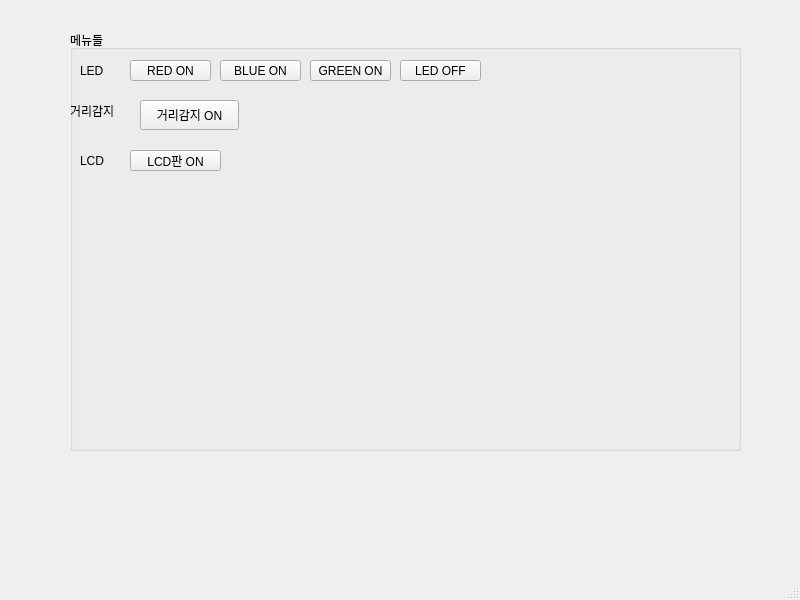
Old version of the form day06/main.ui in the repository Hwangji99/basic-hardware-2024.
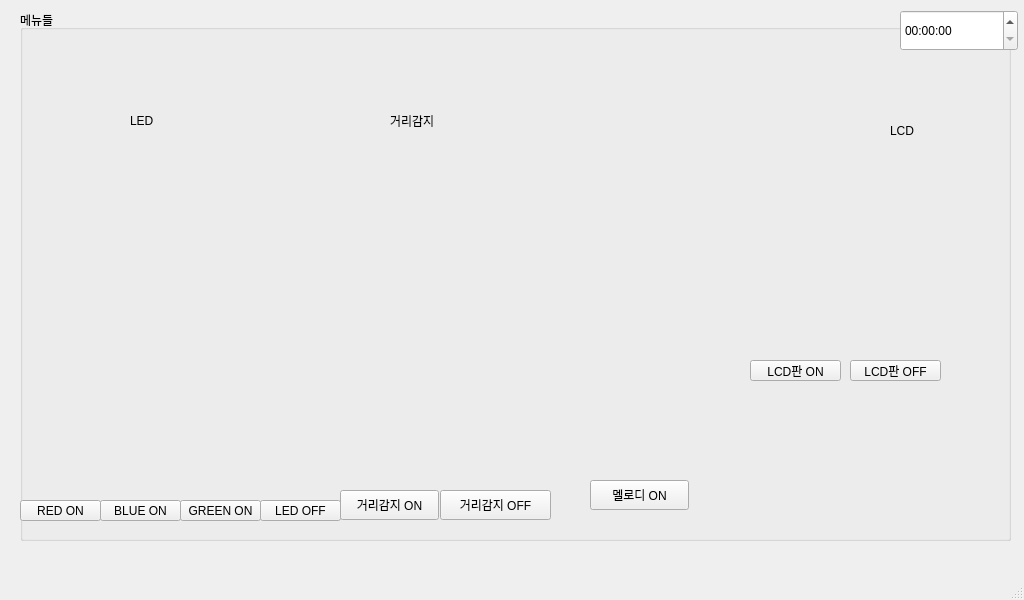
New version of the form. Icons and pictures are not drawn.

Commit message: 코드 업로드

The edit to the form file:
```diff
--- a/day06/main.ui
+++ b/day06/main.ui
@@ -6,7 +6,7 @@
    <rect>
     <x>0</x>
     <y>0</y>
-    <width>800</width>
+    <width>1024</width>
     <height>600</height>
    </rect>
   </property>
@@ -17,10 +17,10 @@
    <widget class="QGroupBox" name="groupBox">
     <property name="geometry">
      <rect>
-      <x>70</x>
-      <y>30</y>
-      <width>671</width>
-      <height>421</height>
+      <x>20</x>
+      <y>10</y>
+      <width>991</width>
+      <height>531</height>
      </rect>
     </property>
     <property name="title">
@@ -29,8 +29,8 @@
     <widget class="QLabel" name="label">
      <property name="geometry">
       <rect>
-       <x>10</x>
-       <y>30</y>
+       <x>110</x>
+       <y>100</y>
        <width>68</width>
        <height>22</height>
       </rect>
@@ -42,8 +42,8 @@
     <widget class="QPushButton" name="btnred">
      <property name="geometry">
       <rect>
-       <x>60</x>
-       <y>30</y>
+       <x>0</x>
+       <y>490</y>
        <width>81</width>
        <height>21</height>
       </rect>
@@ -55,8 +55,8 @@
     <widget class="QPushButton" name="btnblue">
      <property name="geometry">
       <rect>
-       <x>150</x>
-       <y>30</y>
+       <x>80</x>
+       <y>490</y>
        <width>81</width>
        <height>21</height>
       </rect>
@@ -68,8 +68,8 @@
     <widget class="QPushButton" name="btngreen">
      <property name="geometry">
       <rect>
-       <x>240</x>
-       <y>30</y>
+       <x>160</x>
+       <y>490</y>
        <width>81</width>
        <height>21</height>
       </rect>
@@ -81,8 +81,8 @@
     <widget class="QPushButton" name="led_off">
      <property name="geometry">
       <rect>
-       <x>330</x>
-       <y>30</y>
+       <x>240</x>
+       <y>490</y>
        <width>81</width>
        <height>21</height>
       </rect>
@@ -94,8 +94,8 @@
     <widget class="QLabel" name="label_2">
      <property name="geometry">
       <rect>
-       <x>0</x>
-       <y>70</y>
+       <x>370</x>
+       <y>100</y>
        <width>68</width>
        <height>22</height>
       </rect>
@@ -107,8 +107,8 @@
     <widget class="QPushButton" name="btn_ultra">
      <property name="geometry">
       <rect>
-       <x>70</x>
-       <y>70</y>
+       <x>320</x>
+       <y>480</y>
        <width>99</width>
        <height>30</height>
       </rect>
@@ -120,8 +120,8 @@
     <widget class="QLabel" name="label_3">
      <property name="geometry">
       <rect>
-       <x>10</x>
-       <y>120</y>
+       <x>870</x>
+       <y>110</y>
        <width>41</width>
        <height>22</height>
       </rect>
@@ -133,8 +133,8 @@
     <widget class="QPushButton" name="btn_fnd">
      <property name="geometry">
       <rect>
-       <x>60</x>
-       <y>120</y>
+       <x>730</x>
+       <y>350</y>
        <width>91</width>
        <height>21</height>
       </rect>
@@ -143,6 +143,87 @@
       <string>LCD판 ON</string>
      </property>
     </widget>
+    <widget class="QLabel" name="label_4">
+     <property name="geometry">
+      <rect>
+       <x>50</x>
+       <y>150</y>
+       <width>211</width>
+       <height>291</height>
+      </rect>
+     </property>
+     <property name="text">
+      <string/>
+     </property>
+     <property name="pixmap">
+      <pixmap>../../../../.designer/images/led.jpg</pixmap>
+     </property>
+    </widget>
+    <widget class="QLabel" name="label_5">
+     <property name="geometry">
+      <rect>
+       <x>720</x>
+       <y>190</y>
+       <width>271</width>
+       <height>131</height>
+      </rect>
+     </property>
+     <property name="text">
+      <string/>
+     </property>
+     <property name="pixmap">
+      <pixmap>../../../../.designer/images/lcd.jpg</pixmap>
+     </property>
+    </widget>
+    <widget class="QPushButton" name="btn_ultraoff">
+     <property name="geometry">
+      <rect>
+       <x>420</x>
+       <y>480</y>
+       <width>111</width>
+       <height>30</height>
+      </rect>
+     </property>
+     <property name="text">
+      <string>거리감지 OFF</string>
+     </property>
+    </widget>
+    <widget class="QPushButton" name="btn_fnd_2">
+     <property name="geometry">
+      <rect>
+       <x>830</x>
+       <y>350</y>
+       <width>91</width>
+       <height>21</height>
+      </rect>
+     </property>
+     <property name="text">
+      <string>LCD판 OFF</string>
+     </property>
+    </widget>
+    <widget class="QPushButton" name="btn_buzzon">
+     <property name="geometry">
+      <rect>
+       <x>570</x>
+       <y>470</y>
+       <width>99</width>
+       <height>30</height>
+      </rect>
+     </property>
+     <property name="text">
+      <string>멜로디 ON</string>
+     </property>
+    </widget>
+   </widget>
+   <widget class="QTimeEdit" name="timeEdit">
+    <property name="geometry">
+     <rect>
+      <x>900</x>
+      <y>10</y>
+      <width>118</width>
+      <height>41</height>
+     </rect>
+    </property>
    </widget>
   </widget>
   <widget class="QMenuBar" name="menubar">
```
Left out of the diff: 4 changed lines with no effect on the pictures. The commit also changes 2 other files.
